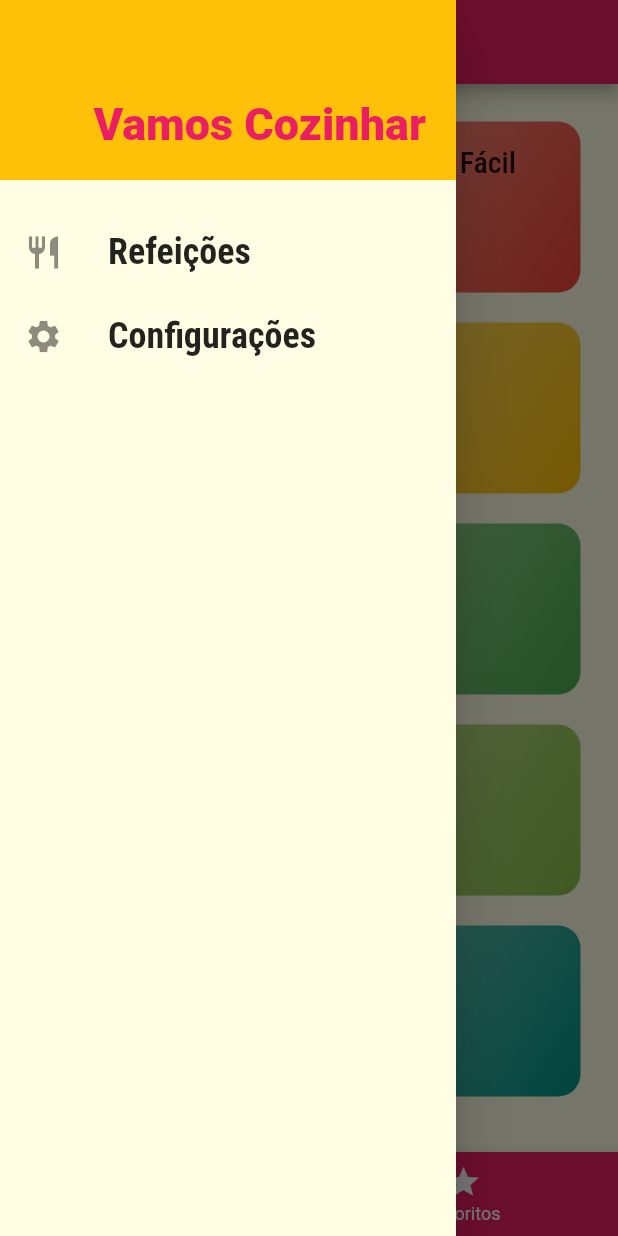
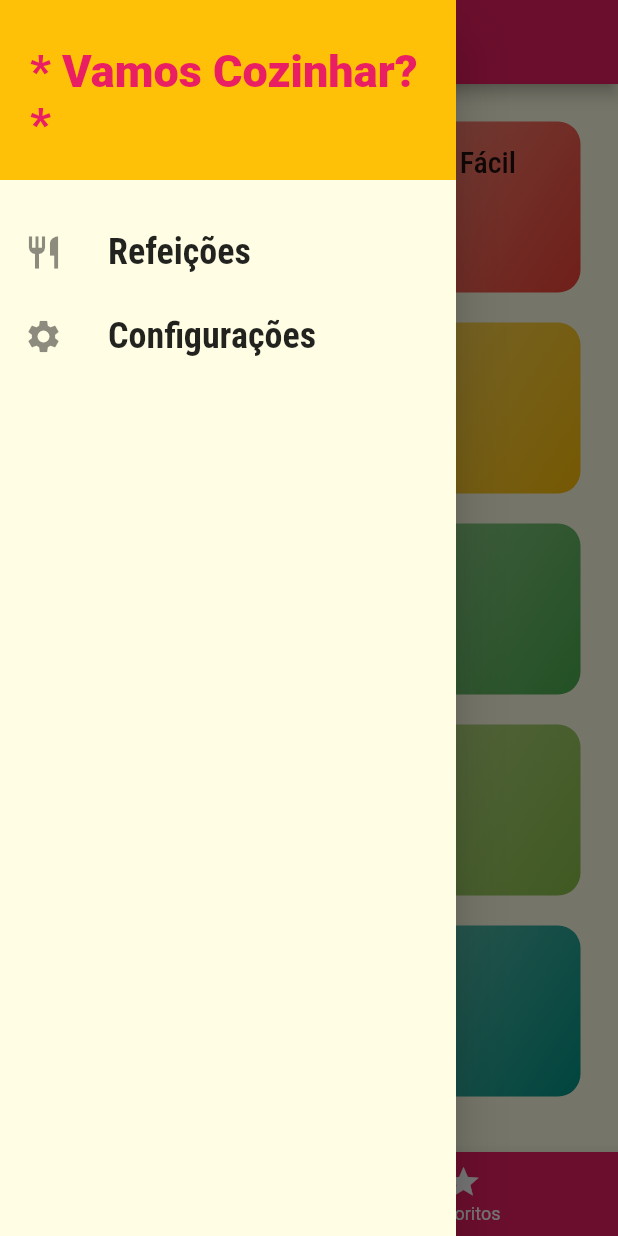
Before and after one commit to Souza83/meals, a Flutter app: the screen it shows after launch, with the side drawer open, on a phone screen of 412 x 824 dp. Run offline on Flutter 3.47's test engine with Material 2 defaults, Android fonts, the phone set to English and light mode, and no system bars.

Commit message:
Substituindo Telas.

```diff
--- a/lib/components/category_item.dart
+++ b/lib/components/category_item.dart
@@ -1,12 +1,12 @@
 import 'package:flutter/material.dart';
-import 'package:flutter/widgets.dart';
+
 import '../models/category.dart';
 import '../utils/app_routes.dart';
 
 class CategoryItem extends StatelessWidget {
   final Category category;
 
-  const CategoryItem(this.category);
+  CategoryItem(this.category);
 
   void _selectedCategory(BuildContext context) {
     Navigator.of(context).pushNamed(
@@ -20,8 +20,8 @@ class CategoryItem extends StatelessWidget {
     // InkWell/onTap detecta click
     return InkWell(
       onTap: () => _selectedCategory(context),
-      splashColor:
-          Theme.of(context).primaryColor, // Cor baseado no tema após clicar
+      // Cor baseado no tema após clicar
+      splashColor: Theme.of(context).primaryColor,
       borderRadius: BorderRadius.circular(15), //Borda arredondada
       child: Container(
         padding: const EdgeInsets.all(15),
--- a/lib/components/main_drawer.dart
+++ b/lib/components/main_drawer.dart
@@ -3,18 +3,21 @@ import 'package:flutter/material.dart';
 import '../utils/app_routes.dart';
 
 class MainDrawer extends StatelessWidget {
-  Widget _createItem(IconData icon, String Label, Function onTap) {
+  Widget _createItem(IconData icon, String label, Function() onTap) {
     return ListTile(
-      leading: Icon(icon, size: 26),
+      leading: Icon(
+        icon,
+        size: 26,
+      ),
       title: Text(
-        Label,
+        label,
         style: TextStyle(
           fontFamily: 'RobotoCondensed',
           fontSize: 24,
           fontWeight: FontWeight.bold,
         ),
       ),
-      onTap: () {},
+      onTap: onTap,
     );
   }
 
@@ -30,7 +33,7 @@ class MainDrawer extends StatelessWidget {
             color: Theme.of(context).accentColor,
             alignment: Alignment.bottomRight,
             child: Text(
-              'Vamos Cozinhar',
+              '* Vamos Cozinhar? *',
               style: TextStyle(
                 fontWeight: FontWeight.w900,
                 fontSize: 30,
@@ -42,12 +45,14 @@ class MainDrawer extends StatelessWidget {
           _createItem(
             Icons.restaurant,
             'Refeições',
-            () => Navigator.of(context).pushNamed(AppRoutes.HOME),
+            //pushReplacementNamed: Não faz o empilhamento de tela
+            () => Navigator.of(context).pushReplacementNamed(AppRoutes.HOME),
           ),
           _createItem(
             Icons.settings,
             'Configurações',
-            () => Navigator.of(context).pushNamed(AppRoutes.SETTINGS),
+            () =>
+                Navigator.of(context).pushReplacementNamed(AppRoutes.SETTINGS),
           ),
         ],
       ),
--- a/lib/components/meal_item.dart
+++ b/lib/components/meal_item.dart
@@ -1,4 +1,5 @@
 import 'package:flutter/material.dart';
+
 import '../models/meal.dart';
 import '../utils/app_routes.dart';
 
--- a/lib/main.dart
+++ b/lib/main.dart
@@ -1,9 +1,10 @@
 import 'package:flutter/material.dart';
+
 import 'screens/tabs_screen.dart';
-import 'screens/categories_screen.dart';
 import 'screens/categories_meals_screen.dart';
 import 'screens/meal_detail_screen.dart';
 import 'screens/settings_screen.dart';
+
 import 'utils/app_routes.dart';
 
 void main() => runApp(MyApp());
--- a/lib/screens/settings_screen.dart
+++ b/lib/screens/settings_screen.dart
@@ -1,4 +1,5 @@
 import 'package:flutter/material.dart';
+import '../components/main_drawer.dart';
 
 class SettingsScreen extends StatelessWidget {
   @override
@@ -7,6 +8,7 @@ class SettingsScreen extends StatelessWidget {
       appBar: AppBar(
         title: Text('Configurações'),
       ),
+      drawer: MainDrawer(),
       body: Center(
         child: Text('Configurações!'),
       ),
```
